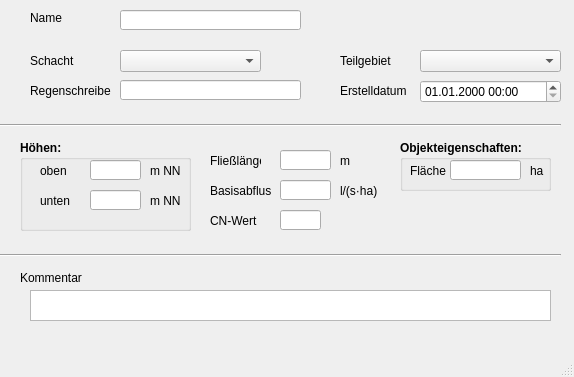
hoettges/QKan, file qkan/forms/qkan_aussengebiete.ui: the form before one commit.
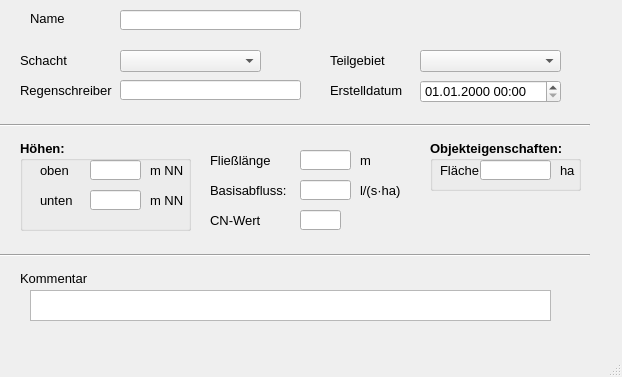
The form after the commit. Custom widgets are drawn as their Qt base class.

```diff
--- a/qkan/forms/qkan_aussengebiete.ui
+++ b/qkan/forms/qkan_aussengebiete.ui
@@ -9,13 +9,14 @@
    <rect>
     <x>0</x>
     <y>0</y>
-    <width>574</width>
+    <width>622</width>
     <height>377</height>
    </rect>
   </property>
   <property name="font">
    <font>
     <family>Tahoma</family>
+    <pointsize>10</pointsize>
    </font>
   </property>
   <property name="windowTitle">
@@ -25,9 +26,9 @@
    <widget class="QLabel" name="label_20">
     <property name="geometry">
      <rect>
-      <x>30</x>
+      <x>20</x>
       <y>50</y>
-      <width>51</width>
+      <width>70</width>
       <height>21</height>
      </rect>
     </property>
@@ -53,7 +54,7 @@
      <rect>
       <x>0</x>
       <y>110</y>
-      <width>561</width>
+      <width>590</width>
       <height>31</height>
      </rect>
     </property>
@@ -64,9 +65,9 @@
    <widget class="QLabel" name="label_5">
     <property name="geometry">
      <rect>
-      <x>30</x>
+      <x>20</x>
       <y>80</y>
-      <width>81</width>
+      <width>100</width>
       <height>21</height>
      </rect>
     </property>
@@ -77,9 +78,9 @@
    <widget class="QLabel" name="label_70">
     <property name="geometry">
      <rect>
-      <x>340</x>
+      <x>330</x>
       <y>80</y>
-      <width>71</width>
+      <width>80</width>
       <height>21</height>
      </rect>
     </property>
@@ -90,9 +91,9 @@
    <widget class="QLabel" name="label_22">
     <property name="geometry">
      <rect>
-      <x>340</x>
+      <x>330</x>
       <y>50</y>
-      <width>51</width>
+      <width>70</width>
       <height>21</height>
      </rect>
     </property>
@@ -153,7 +154,7 @@
    <widget class="QLineEdit" name="cn">
     <property name="geometry">
      <rect>
-      <x>280</x>
+      <x>300</x>
       <y>210</y>
       <width>41</width>
       <height>20</height>
@@ -165,7 +166,7 @@
      <rect>
       <x>210</x>
       <y>210</y>
-      <width>51</width>
+      <width>80</width>
       <height>21</height>
      </rect>
     </property>
@@ -213,7 +214,7 @@
       <rect>
        <x>130</x>
        <y>50</y>
-       <width>31</width>
+       <width>40</width>
        <height>21</height>
       </rect>
      </property>
@@ -253,7 +254,7 @@
       <rect>
        <x>130</x>
        <y>20</y>
-       <width>31</width>
+       <width>40</width>
        <height>21</height>
       </rect>
      </property>
@@ -312,7 +313,7 @@
    <widget class="QLabel" name="label_17">
     <property name="geometry">
      <rect>
-      <x>340</x>
+      <x>360</x>
       <y>150</y>
       <width>31</width>
       <height>21</height>
@@ -332,7 +333,7 @@
    <widget class="QLineEdit" name="fliessweg">
     <property name="geometry">
      <rect>
-      <x>280</x>
+      <x>300</x>
       <y>150</y>
       <width>51</width>
       <height>20</height>
@@ -344,7 +345,7 @@
      <rect>
       <x>210</x>
       <y>150</y>
-      <width>51</width>
+      <width>80</width>
       <height>21</height>
      </rect>
     </property>
@@ -362,7 +363,7 @@
    <widget class="QLineEdit" name="basisabfluss">
     <property name="geometry">
      <rect>
-      <x>280</x>
+      <x>300</x>
       <y>180</y>
       <width>51</width>
       <height>20</height>
@@ -372,9 +373,9 @@
    <widget class="QLabel" name="label_18">
     <property name="geometry">
      <rect>
-      <x>340</x>
+      <x>360</x>
       <y>180</y>
-      <width>41</width>
+      <width>50</width>
       <height>21</height>
      </rect>
     </property>
@@ -394,7 +395,7 @@
      <rect>
       <x>210</x>
       <y>180</y>
-      <width>61</width>
+      <width>90</width>
       <height>21</height>
      </rect>
     </property>
@@ -427,7 +428,7 @@
      <rect>
       <x>0</x>
       <y>240</y>
-      <width>561</width>
+      <width>590</width>
       <height>31</height>
      </rect>
     </property>
@@ -438,7 +439,7 @@
    <widget class="QGroupBox" name="groupBox_2">
     <property name="geometry">
      <rect>
-      <x>400</x>
+      <x>430</x>
       <y>140</y>
       <width>151</width>
       <height>51</height>
```
Left out of the diff: 4 changed lines with no effect on the pictures.
